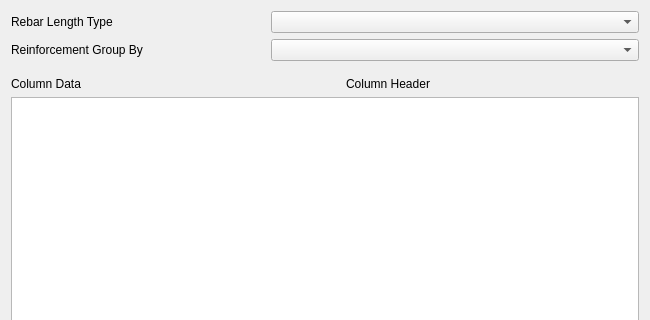
First picture: the form in BillOfMaterial/MainBillOfMaterial.ui, repository amrit3701/FreeCAD-Reinforcement, before the edit; both pictures show x 0 to 650 and y 0 to 320 of the 650 by 650 pixel window.
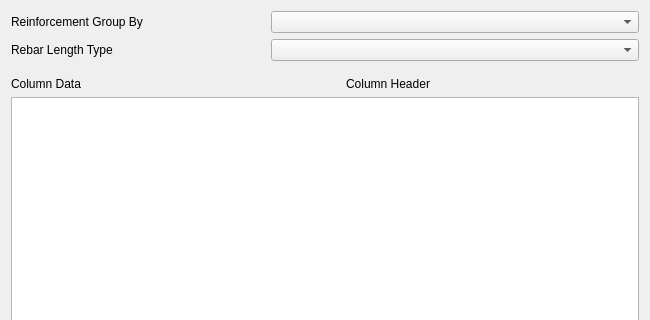
Second picture: the form after the edit. Custom widgets are drawn as their Qt base class.

What changed in the file:
```diff
--- a/BillOfMaterial/MainBillOfMaterial.ui
+++ b/BillOfMaterial/MainBillOfMaterial.ui
@@ -26,35 +26,6 @@
    <string>BillOfMaterial</string>
   </property>
   <layout class="QVBoxLayout" name="verticalLayout">
-   <item>
-    <layout class="QHBoxLayout" name="horizontalLayout_2">
-     <property name="spacing">
-      <number>60</number>
-     </property>
-     <item>
-      <widget class="QLabel" name="rebarLengthTypeLabel">
-       <property name="sizePolicy">
-        <sizepolicy hsizetype="Fixed" vsizetype="Preferred">
-         <horstretch>0</horstretch>
-         <verstretch>0</verstretch>
-        </sizepolicy>
-       </property>
-       <property name="minimumSize">
-        <size>
-         <width>200</width>
-         <height>0</height>
-        </size>
-       </property>
-       <property name="text">
-        <string>Rebar Length Type</string>
-       </property>
-      </widget>
-     </item>
-     <item>
-      <widget class="Gui::PrefComboBox" name="rebarLengthType"/>
-     </item>
-    </layout>
-   </item>
    <item>
     <layout class="QHBoxLayout" name="horizontalLayout_7">
      <property name="spacing">
@@ -84,6 +55,35 @@
      </item>
     </layout>
    </item>
+   <item>
+    <layout class="QHBoxLayout" name="horizontalLayout_2">
+     <property name="spacing">
+      <number>60</number>
+     </property>
+     <item>
+      <widget class="QLabel" name="rebarLengthTypeLabel">
+       <property name="sizePolicy">
+        <sizepolicy hsizetype="Fixed" vsizetype="Preferred">
+         <horstretch>0</horstretch>
+         <verstretch>0</verstretch>
+        </sizepolicy>
+       </property>
+       <property name="minimumSize">
+        <size>
+         <width>200</width>
+         <height>0</height>
+        </size>
+       </property>
+       <property name="text">
+        <string>Rebar Length Type</string>
+       </property>
+      </widget>
+     </item>
+     <item>
+      <widget class="Gui::PrefComboBox" name="rebarLengthType"/>
+     </item>
+    </layout>
+   </item>
    <item>
     <spacer name="verticalSpacer">
      <property name="orientation">
```
